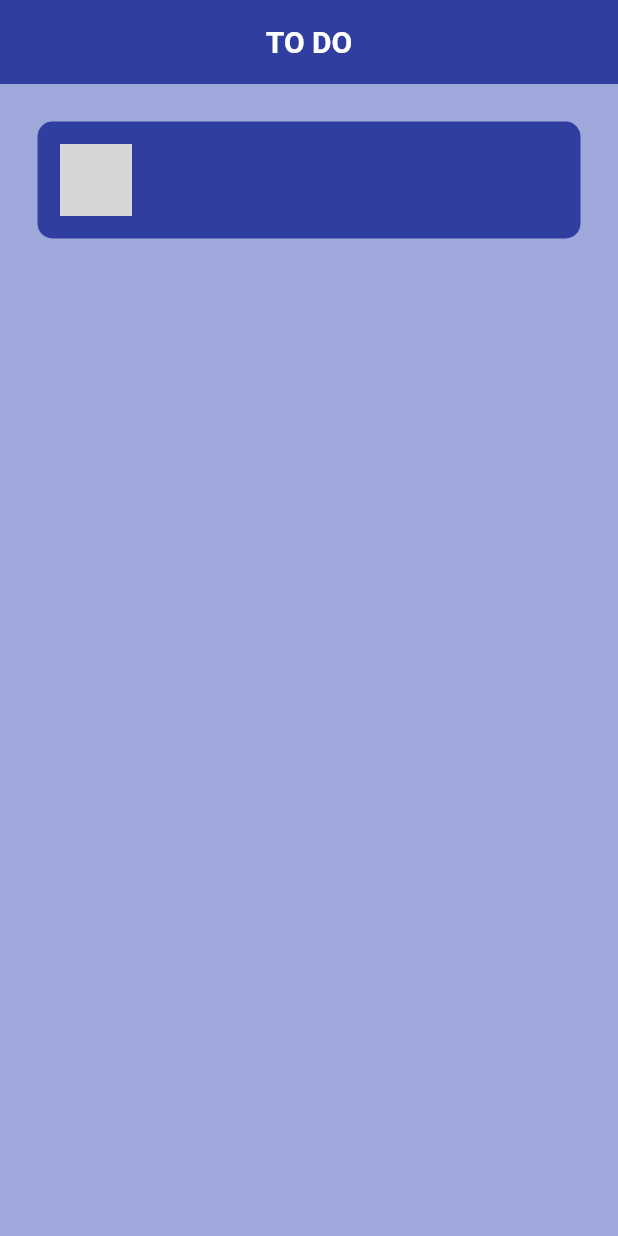
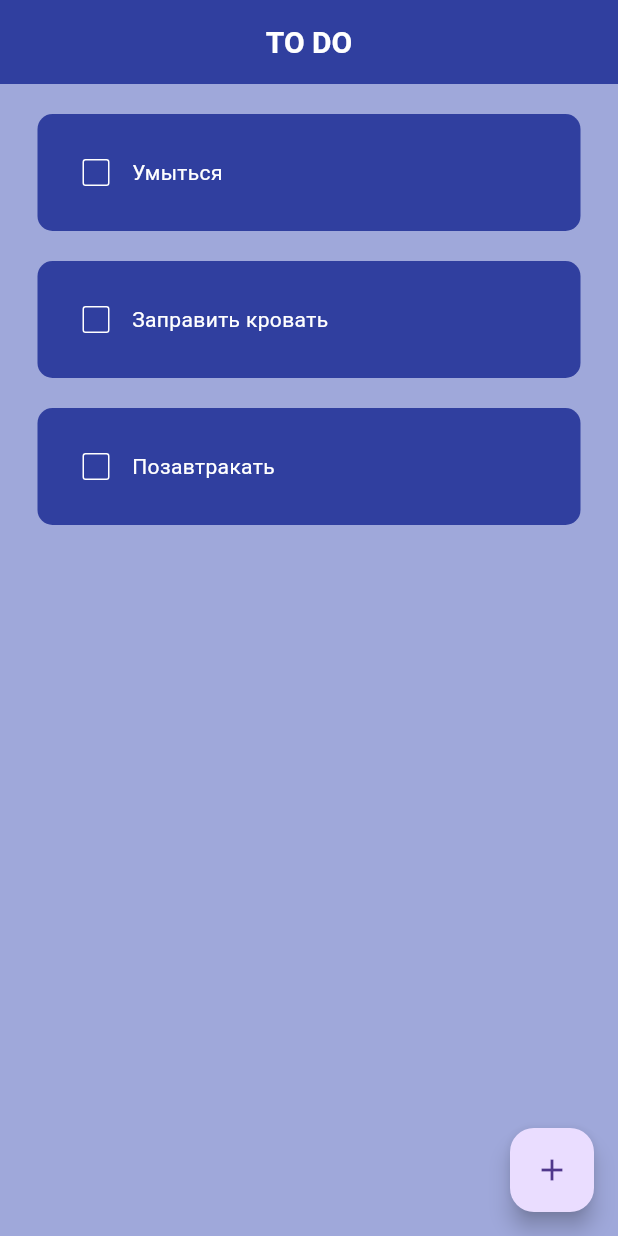
Before and after one commit to vxdll/To-Do-List, a Flutter app: the screen it shows after launch, on a phone screen of 412 x 824 dp. Run offline on Flutter 3.47's test engine with Material 3 defaults, Android fonts, the phone set to English and light mode, and no system bars; grey boxes are pictures that could not be loaded.

```diff
--- a/analysis_options.yaml
+++ b/analysis_options.yaml
@@ -7,6 +7,9 @@
 
 # The following line activates a set of recommended lints for Flutter apps,
 # packages, and plugins designed to encourage good coding practices.
+analyzer:
+  errors:
+    sort_child_properties_last: ignore
 include: package:flutter_lints/flutter.yaml
 
 linter:
--- a/lib/pages/home_page.dart
+++ b/lib/pages/home_page.dart
@@ -1,4 +1,5 @@
 import 'package:flutter/material.dart';
+import 'package:to_do_list/util/dialog_box.dart';
 import 'package:to_do_list/util/todo_tile.dart';
 
 class HomePage extends StatefulWidget {
@@ -9,12 +10,66 @@ class HomePage extends StatefulWidget {
 }
 
 class _HomePageState extends State<HomePage> {
+  // text controller
+  final _controller = TextEditingController();
+
+  // Список с задачами
+  List toDoList = [
+    ["Умыться", false],
+    ["Заправить кровать", false],
+    ["Позавтракать", false],
+  ];
+
+  // Checkbox прожат
+  void checkBoxChanged(bool? value, int index) {
+    setState(() {
+      toDoList[index][1] = !toDoList[index][1];
+    });
+  }
+
+  // Метод для сохранения новой задачи
+  void saveNewTask() {
+    setState(() {
+      toDoList.add([_controller.text, false]);
+      _controller.clear();
+    });
+    Navigator.of(context).pop();
+  }
+
+  // Метод добавления новой задачи
+  void createNewTask() {
+    showDialog(
+      context: context,
+      builder: (context) {
+        return DialogBox(
+          controller: _controller,
+          onSave: saveNewTask,
+          onCancel: () => Navigator.of(context).pop(),
+        );
+      },
+    );
+  }
+
   @override
   Widget build(BuildContext context) {
     return Scaffold(
       backgroundColor: Colors.indigo[200],
       appBar: AppBar(title: Center(child: Text("TO DO"))),
-      body: ListView(children: [ToDoTile()]),
+      floatingActionButton: FloatingActionButton(
+        onPressed: createNewTask,
+        child: Icon(Icons.add),
+      ),
+
+      body: ListView.builder(
+        itemCount: toDoList.length,
+        itemBuilder: (context, index) {
+          return ToDoTile(
+            taskName: toDoList[index][0],
+            taskCompleted: toDoList[index][1],
+            onChanged: (value) => checkBoxChanged(value, index),
+          );
+        },
+      ),
     );
   }
 }
--- a/lib/util/todo_tile.dart
+++ b/lib/util/todo_tile.dart
@@ -1,23 +1,45 @@
 import 'package:flutter/material.dart';
 
 class ToDoTile extends StatelessWidget {
-  const ToDoTile({super.key});
+  final String taskName;
+  final bool taskCompleted;
+
+  Function(bool?)? onChanged;
+
+  ToDoTile({
+    super.key,
+    required this.taskName,
+    required this.taskCompleted,
+    required this.onChanged,
+  });
 
   @override
   Widget build(BuildContext context) {
     return Padding(
       // Внешние отступы
-      padding: const EdgeInsets.all(25.0),
+      padding: const EdgeInsets.only(left: 25.0, right: 25.0, top: 20.0),
       child: Container(
         // Отступы внитри
         padding: EdgeInsets.all(15),
         child: Row(
           children: [
             // Checkbox
-            Checkbox(value: value, onChanged: onChanged)
+            Checkbox(
+              value: taskCompleted,
+              onChanged: onChanged,
+              side: BorderSide(color: Colors.white),
+            ),
 
             //Наименование задачи
-            Text("Создай обзор", style: TextStyle(color: Colors.white)),
+            Text(
+              taskName,
+              style: TextStyle(
+                color: Colors.white,
+                decoration: taskCompleted
+                    ? TextDecoration.lineThrough
+                    : TextDecoration.none,
+              ),
+            ),
           ],
         ),
         // Стилизация контейнера
```
Also changed, not shown: lib/util/dialog_box.dart (added, +52 -0 lines), lib/util/my_button.dart (added, +17 -0 lines).
